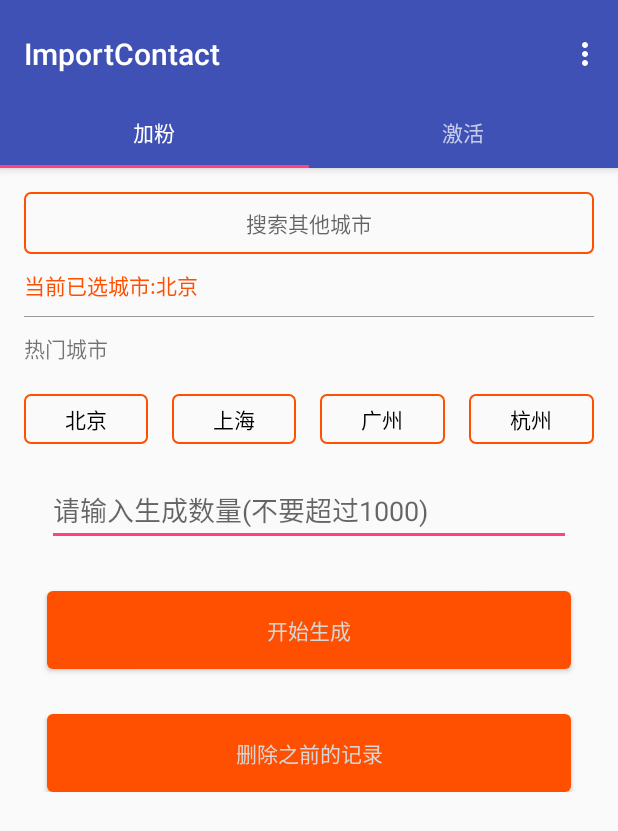
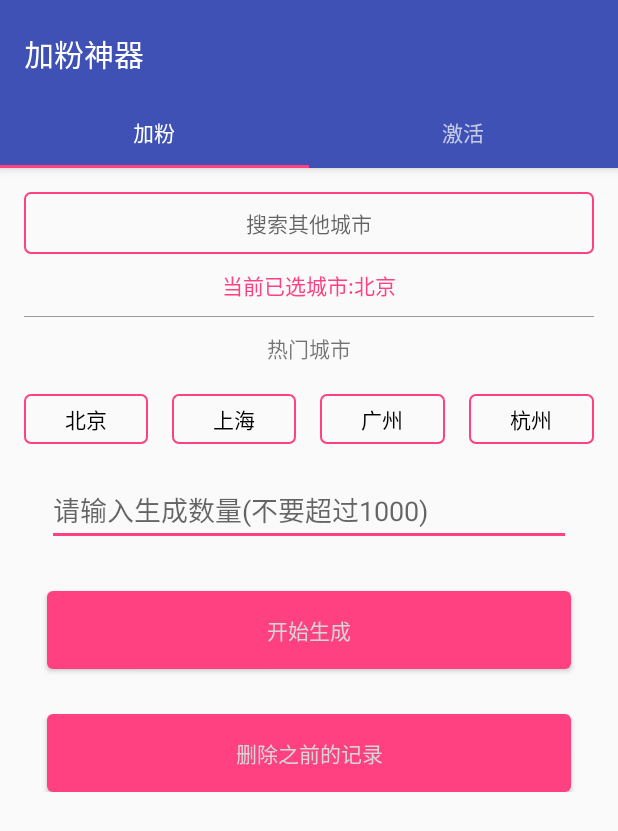
Before and after one commit to jiangecho/RxStructureCache, an Android app: the screen it shows after launch (MainActivity), on a phone screen of 412 x 824 dp. Shown: the top 831 px of the screen. Run offline under Robolectric (Android 15) with nearby library versions, the phone set to English and light mode, and no system bars.

Commit message:
update layout

```diff
--- a/app/src/main/java/echo/com/importcontact/MainActivity.java
+++ b/app/src/main/java/echo/com/importcontact/MainActivity.java
@@ -1,14 +1,13 @@
 package echo.com.importcontact;
 
 import android.os.Bundle;
+import android.support.design.widget.TabLayout;
 import android.support.v4.app.Fragment;
 import android.support.v4.app.FragmentManager;
 import android.support.v4.app.FragmentPagerAdapter;
 import android.support.v4.view.ViewPager;
 import android.support.v7.app.AppCompatActivity;
 import android.support.v7.widget.Toolbar;
-import android.view.Menu;
-import android.view.MenuItem;
 
 public class MainActivity extends AppCompatActivity {
 
@@ -26,13 +25,14 @@ public class MainActivity extends AppCompatActivity {
      * The {@link ViewPager} that will host the section contents.
      */
     private ViewPager mViewPager;
+    private TabLayout tabLayout;
 
     @Override
     protected void onCreate(Bundle savedInstanceState) {
         super.onCreate(savedInstanceState);
         setContentView(R.layout.activity_main);
 
-        Toolbar toolbar = (Toolbar) findViewById(R.id.toolbar);
+        final Toolbar toolbar = (Toolbar) findViewById(R.id.toolbar);
         setSupportActionBar(toolbar);
         // Create the adapter that will return a fragment for each of the three
         // primary sections of the activity.
@@ -42,29 +42,41 @@ public class MainActivity extends AppCompatActivity {
         mViewPager = (ViewPager) findViewById(R.id.container);
         mViewPager.setAdapter(mSectionsPagerAdapter);
 
-    }
+        tabLayout = (TabLayout) findViewById(R.id.tabLayout);
+        tabLayout.setOnTabSelectedListener(new TabLayout.OnTabSelectedListener() {
+            @Override
+            public void onTabSelected(TabLayout.Tab tab) {
+                mViewPager.setCurrentItem(tab.getPosition());
+            }
 
+            @Override
+            public void onTabUnselected(TabLayout.Tab tab) {
 
-    @Override
-    public boolean onCreateOptionsMenu(Menu menu) {
-        // Inflate the menu; this adds items to the action bar if it is present.
-        getMenuInflater().inflate(R.menu.menu_main, menu);
-        return true;
-    }
+            }
 
-    @Override
-    public boolean onOptionsItemSelected(MenuItem item) {
-        // Handle action bar item clicks here. The action bar will
-        // automatically handle clicks on the Home/Up button, so long
-        // as you specify a parent activity in AndroidManifest.xml.
-        int id = item.getItemId();
+            @Override
+            public void onTabReselected(TabLayout.Tab tab) {
 
-        //noinspection SimplifiableIfStatement
-        if (id == R.id.action_settings) {
-            return true;
-        }
+            }
+        });
 
-        return super.onOptionsItemSelected(item);
+        mViewPager.addOnPageChangeListener(new ViewPager.OnPageChangeListener() {
+            @Override
+            public void onPageScrolled(int position, float positionOffset, int positionOffsetPixels) {
+                tabLayout.setScrollPosition(position, positionOffset, true);
+            }
+
+            @Override
+            public void onPageSelected(int position) {
+
+            }
+
+            @Override
+            public void onPageScrollStateChanged(int state) {
+
+            }
+        });
+
     }
 
     /**
--- a/app/src/main/res/drawable/city_radio_checked_bg.xml
+++ b/app/src/main/res/drawable/city_radio_checked_bg.xml
@@ -1,7 +1,7 @@
 <?xml version="1.0" encoding="utf-8"?>
 <shape xmlns:android="http://schemas.android.com/apk/res/android"
     android:shape="rectangle">
-    <solid android:color="@color/primary_color" />
+    <solid android:color="@color/colorAccent" />
     <corners android:radius="4dp" />
 
 </shape>
--- a/app/src/main/res/drawable/city_radio_un_checked_bg.xml
+++ b/app/src/main/res/drawable/city_radio_un_checked_bg.xml
@@ -3,7 +3,7 @@
     android:shape="rectangle">
     <stroke
         android:width="1dp"
-        android:color="@color/primary_color" />
+        android:color="@color/colorAccent" />
     <corners android:radius="4dp" />
 
 </shape>
--- a/app/src/main/res/layout/fragment_main.xml
+++ b/app/src/main/res/layout/fragment_main.xml
@@ -2,7 +2,6 @@
     xmlns:tools="http://schemas.android.com/tools"
     android:layout_width="match_parent"
     android:layout_height="match_parent"
-    android:gravity="center_horizontal"
     android:paddingBottom="@dimen/activity_vertical_margin"
     android:paddingLeft="@dimen/activity_horizontal_margin"
     android:paddingRight="@dimen/activity_horizontal_margin"
@@ -12,6 +11,7 @@
     <LinearLayout
         android:layout_width="match_parent"
         android:layout_height="match_parent"
+        android:gravity="center_horizontal"
         android:orientation="vertical">
 
 
@@ -32,7 +32,7 @@
             android:paddingBottom="10dp"
             android:paddingTop="10dp"
             android:text="当前已选城市:北京"
-            android:textColor="@color/primary_color" />
+            android:textColor="@color/colorAccent" />
 
         <View
             android:layout_width="match_parent"
--- a/app/src/main/res/values/strings.xml
+++ b/app/src/main/res/values/strings.xml
@@ -1,6 +1,5 @@
 <resources>
-    <string name="app_name">ImportContact</string>
-    <string name="title_activity_main2">Main2Activity</string>
+    <string name="app_name">加粉神器</string>
     <string name="action_settings">Settings</string>
     <string name="section_format">Hello World from section: %1$d</string>
     <string name="title_activity_main">MainActivity</string>
```
